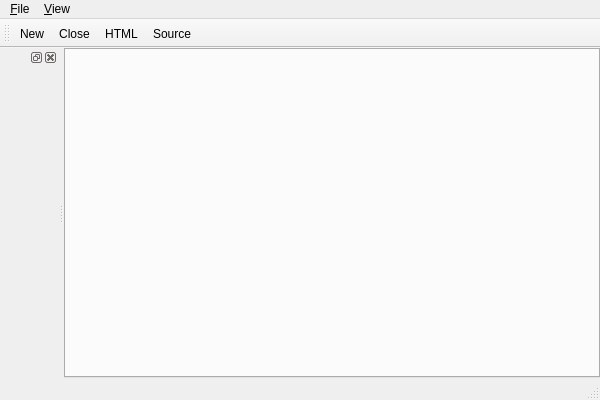
The window that viMarkdown/viMarkdown/MainWindow.ui (vivisuke/viMarkdown) describes before a commit, drawn with Qt 5.
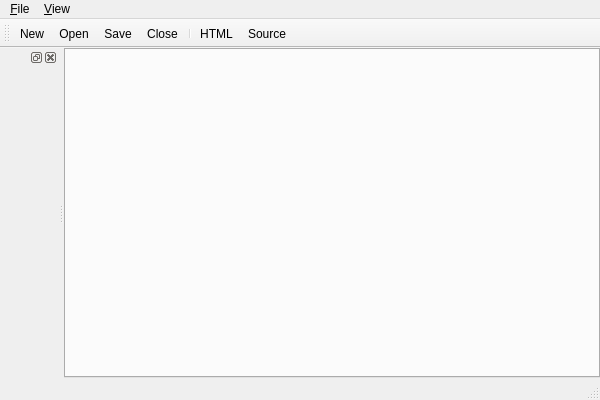
The same window after the commit. Icons and pictures are not drawn.

```diff
--- a/viMarkdown/viMarkdown/MainWindow.ui
+++ b/viMarkdown/viMarkdown/MainWindow.ui
@@ -70,7 +70,10 @@
     <bool>false</bool>
    </attribute>
    <addaction name="action_New"/>
+   <addaction name="action_Open"/>
+   <addaction name="action_Save"/>
    <addaction name="action_Close"/>
+   <addaction name="separator"/>
    <addaction name="action_HTML"/>
    <addaction name="action_Source"/>
   </widget>
@@ -124,6 +127,24 @@
     <string>Source</string>
    </property>
   </action>
+  <action name="action_Open">
+   <property name="icon">
+    <iconset>
+     <normaloff>images/file_open_48.png</normaloff>images/file_open_48.png</iconset>
+   </property>
+   <property name="text">
+    <string>&amp;Open</string>
+   </property>
+  </action>
+  <action name="action_Save">
+   <property name="icon">
+    <iconset>
+     <normaloff>images/save_48.png</normaloff>images/save_48.png</iconset>
+   </property>
+   <property name="text">
+    <string>&amp;Save</string>
+   </property>
+  </action>
  </widget>
  <layoutdefault spacing="6" margin="11"/>
  <resources>
```
Left out of the diff: 2 changed lines with no effect on the pictures.
